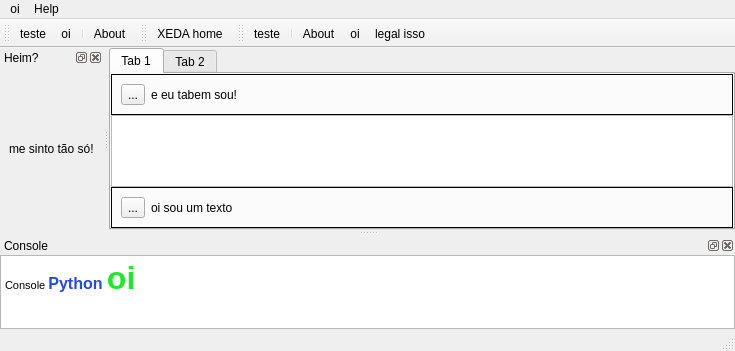
Old version of the form xeda/ui/xeda.ui in the repository xgvargas/xeda.
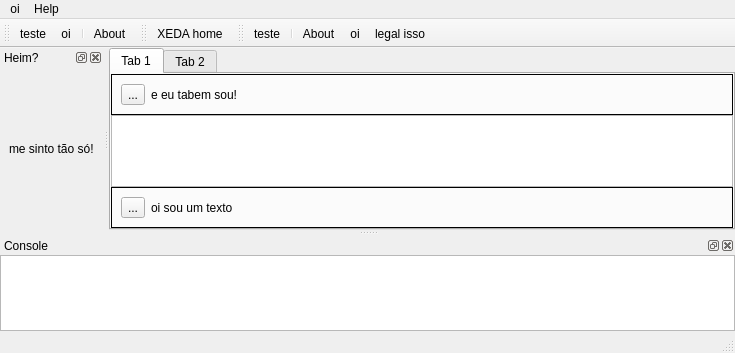
New version of the form. Custom widgets are drawn as their Qt base class.

```diff
--- a/xeda/ui/xeda.ui
+++ b/xeda/ui/xeda.ui
@@ -249,7 +249,7 @@
    <property name="minimumSize">
     <size>
      <width>80</width>
-     <height>93</height>
+     <height>95</height>
     </size>
    </property>
    <property name="allowedAreas">
@@ -267,24 +267,7 @@
       <number>0</number>
      </property>
      <item row="0" column="0">
-      <widget class="QTextEdit" name="textEdit">
-       <property name="sizePolicy">
-        <sizepolicy hsizetype="Expanding" vsizetype="Preferred">
-         <horstretch>0</horstretch>
-         <verstretch>0</verstretch>
-        </sizepolicy>
-       </property>
-       <property name="undoRedoEnabled">
-        <bool>false</bool>
-       </property>
-       <property name="html">
-        <string>&lt;!DOCTYPE HTML PUBLIC &quot;-//W3C//DTD HTML 4.0//EN&quot; &quot;http://www.w3.org/TR/REC-html40/strict.dtd&quot;&gt;
-&lt;html&gt;&lt;head&gt;&lt;meta name=&quot;qrichtext&quot; content=&quot;1&quot; /&gt;&lt;style type=&quot;text/css&quot;&gt;
-p, li { white-space: pre-wrap; }
-&lt;/style&gt;&lt;/head&gt;&lt;body style=&quot; font-family:'MS Shell Dlg 2'; font-size:8.25pt; font-weight:400; font-style:normal;&quot;&gt;
-&lt;p style=&quot; margin-top:0px; margin-bottom:0px; margin-left:0px; margin-right:0px; -qt-block-indent:0; text-indent:0px;&quot;&gt;&lt;span style=&quot; font-size:8pt;&quot;&gt;Console &lt;/span&gt;&lt;span style=&quot; font-size:12pt; font-weight:600; color:#2548e7;&quot;&gt;Python &lt;/span&gt;&lt;span style=&quot; font-size:24pt; font-weight:600; color:#1fe72d;&quot;&gt;oi&lt;/span&gt;&lt;/p&gt;&lt;/body&gt;&lt;/html&gt;</string>
-       </property>
-      </widget>
+      <widget class="ConsoleWdg" name="edt_console"/>
      </item>
     </layout>
    </widget>
@@ -328,6 +311,13 @@
    </property>
   </action>
  </widget>
+ <customwidgets>
+  <customwidget>
+   <class>ConsoleWdg</class>
+   <extends>QPlainTextEdit</extends>
+   <header>smartside</header>
+  </customwidget>
+ </customwidgets>
  <resources/>
  <connections/>
 </ui>
```
